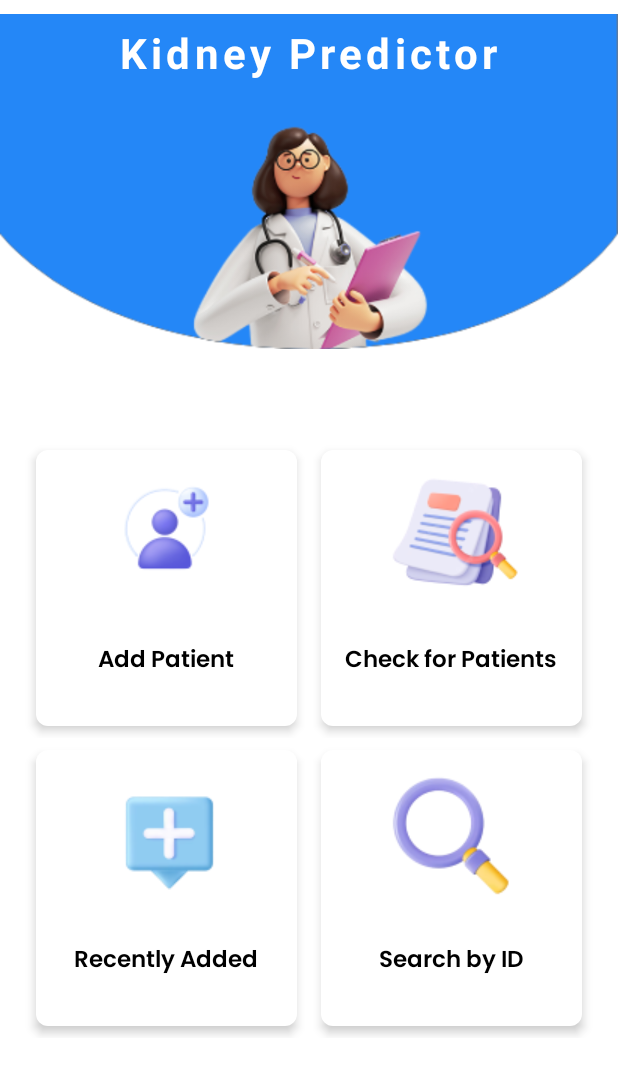
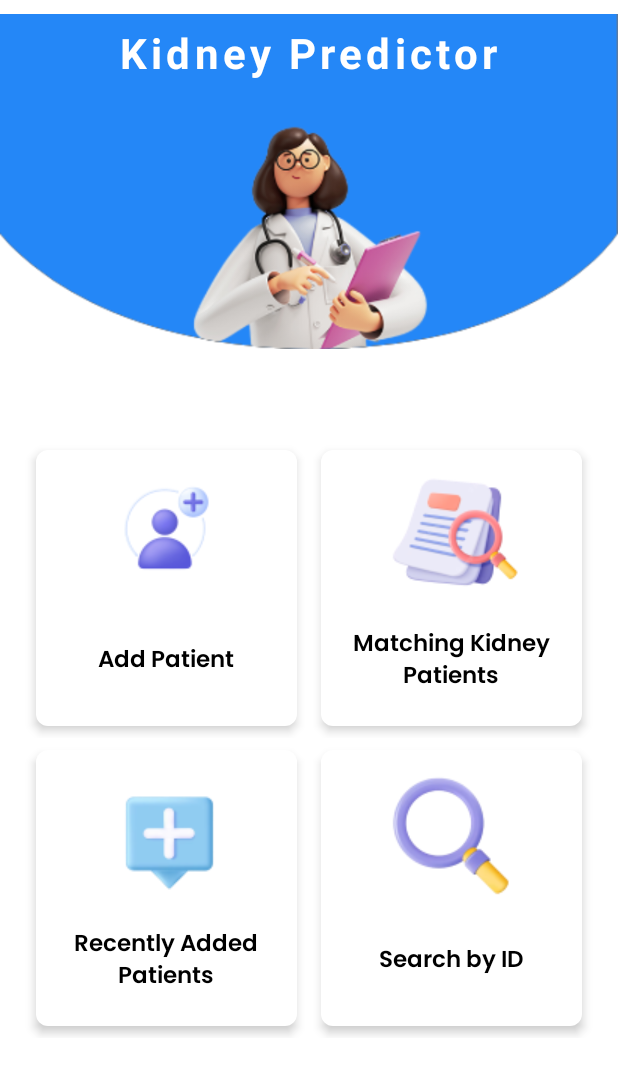
Before and after one commit to shehancg/KidneyApp, an Android app: the screen it shows after launch (HomeActivity), on a phone screen of 412 x 824 dp. Shown: the top 1075 px of the screen. Run offline under Robolectric (Android 15) with nearby library versions, the phone set to English and light mode, and no system bars.

Commit message:
UI Changes

```diff
--- a/app/src/main/res/layout/activity_home.xml
+++ b/app/src/main/res/layout/activity_home.xml
@@ -113,7 +113,7 @@
                         android:drawableTop="@drawable/search"
                         android:elevation="4dp"
                         android:fontFamily="@font/poppinssemibold"
-                        android:text="Check for Patients"
+                        android:text="Matching Kidney Patients"
                         android:textAlignment="center"
                         android:textAllCaps="false"
                         android:textColor="@color/black"
@@ -139,7 +139,7 @@
                         android:drawableTop="@drawable/recent"
                         android:elevation="4dp"
                         android:fontFamily="@font/poppinssemibold"
-                        android:text="Recently Added"
+                        android:text="Recently Added Patients"
                         android:textAlignment="center"
                         android:textAllCaps="false"
                         android:textColor="@color/black"
--- a/app/src/main/res/layout/activity_main.xml
+++ b/app/src/main/res/layout/activity_main.xml
@@ -33,7 +33,7 @@
                 android:layout_marginBottom="20dp"
                 android:fontFamily="@font/poppinssemibold"
                 android:letterSpacing="0.1"
-                android:text="Check for Patients"
+                android:text="Donor Criteria"
                 android:textAlignment="center"
                 android:textColor="@color/white"
                 android:textSize="22sp" />
```
Also changed, not shown: app/src/main/java/com/example/kidneyapp/ViewPatientActivity.java (+6 -6 lines).
